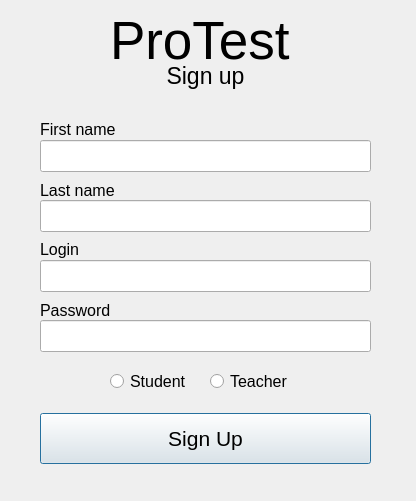
tushino-llc/ProTest, file src/qt/dialog1.ui: the form before one commit.
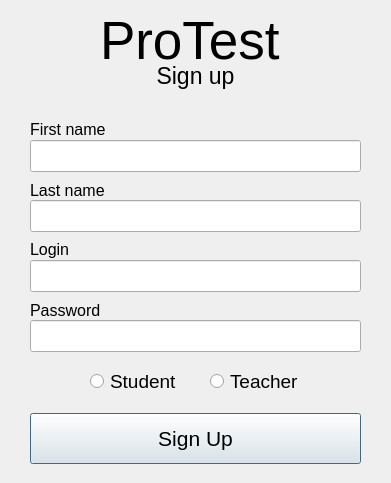
The form after the commit.

```diff
--- a/src/qt/dialog1.ui
+++ b/src/qt/dialog1.ui
@@ -6,17 +6,66 @@
    <rect>
     <x>0</x>
     <y>0</y>
-    <width>416</width>
-    <height>501</height>
+    <width>391</width>
+    <height>483</height>
    </rect>
   </property>
   <property name="windowTitle">
    <string>Dialog</string>
   </property>
+  <property name="sizeGripEnabled">
+   <bool>false</bool>
+  </property>
+  <widget class="QLineEdit" name="lineEdit_3">
+   <property name="geometry">
+    <rect>
+     <x>30</x>
+     <y>200</y>
+     <width>331</width>
+     <height>32</height>
+    </rect>
+   </property>
+  </widget>
+  <widget class="QRadioButton" name="radioButton_2">
+   <property name="geometry">
+    <rect>
+     <x>210</x>
+     <y>370</y>
+     <width>101</width>
+     <height>22</height>
+    </rect>
+   </property>
+   <property name="font">
+    <font>
+     <pointsize>14</pointsize>
+    </font>
+   </property>
+   <property name="text">
+    <string>Teacher</string>
+   </property>
+  </widget>
+  <widget class="QLabel" name="label_2">
+   <property name="geometry">
+    <rect>
+     <x>30</x>
+     <y>240</y>
+     <width>59</width>
+     <height>18</height>
+    </rect>
+   </property>
+   <property name="font">
+    <font>
+     <pointsize>12</pointsize>
+    </font>
+   </property>
+   <property name="text">
+    <string>Login</string>
+   </property>
+  </widget>
   <widget class="QLabel" name="label_4">
    <property name="geometry">
     <rect>
-     <x>110</x>
+     <x>100</x>
      <y>10</y>
      <width>191</width>
      <height>61</height>
@@ -31,10 +80,66 @@
     <string>ProTest</string>
    </property>
   </widget>
+  <widget class="QLabel" name="label_6">
+   <property name="geometry">
+    <rect>
+     <x>30</x>
+     <y>120</y>
+     <width>91</width>
+     <height>18</height>
+    </rect>
+   </property>
+   <property name="font">
+    <font>
+     <pointsize>12</pointsize>
+    </font>
+   </property>
+   <property name="text">
+    <string>First name</string>
+   </property>
+  </widget>
+  <widget class="QLineEdit" name="lineEdit_2">
+   <property name="geometry">
+    <rect>
+     <x>30</x>
+     <y>320</y>
+     <width>331</width>
+     <height>32</height>
+    </rect>
+   </property>
+  </widget>
+  <widget class="QLineEdit" name="lineEdit_4">
+   <property name="geometry">
+    <rect>
+     <x>30</x>
+     <y>140</y>
+     <width>331</width>
+     <height>32</height>
+    </rect>
+   </property>
+  </widget>
+  <widget class="QRadioButton" name="radioButton">
+   <property name="geometry">
+    <rect>
+     <x>90</x>
+     <y>370</y>
+     <width>101</width>
+     <height>22</height>
+    </rect>
+   </property>
+   <property name="font">
+    <font>
+     <pointsize>14</pointsize>
+    </font>
+   </property>
+   <property name="text">
+    <string>Student</string>
+   </property>
+  </widget>
   <widget class="QLabel" name="label">
    <property name="geometry">
     <rect>
-     <x>70</x>
+     <x>60</x>
      <y>50</y>
      <width>271</width>
      <height>51</height>
@@ -52,56 +157,10 @@
     <set>Qt::AlignCenter</set>
    </property>
   </widget>
-  <widget class="QLabel" name="label_3">
-   <property name="geometry">
-    <rect>
-     <x>40</x>
-     <y>300</y>
-     <width>81</width>
-     <height>20</height>
-    </rect>
-   </property>
-   <property name="font">
-    <font>
-     <pointsize>12</pointsize>
-    </font>
-   </property>
-   <property name="text">
-    <string>Password</string>
-   </property>
-  </widget>
-  <widget class="QLabel" name="label_2">
-   <property name="geometry">
-    <rect>
-     <x>40</x>
-     <y>240</y>
-     <width>59</width>
-     <height>18</height>
-    </rect>
-   </property>
-   <property name="font">
-    <font>
-     <pointsize>12</pointsize>
-    </font>
-   </property>
-   <property name="text">
-    <string>Login</string>
-   </property>
-  </widget>
-  <widget class="QLineEdit" name="lineEdit_2">
-   <property name="geometry">
-    <rect>
-     <x>40</x>
-     <y>320</y>
-     <width>331</width>
-     <height>32</height>
-    </rect>
-   </property>
-  </widget>
   <widget class="QLineEdit" name="lineEdit">
    <property name="geometry">
     <rect>
-     <x>40</x>
+     <x>30</x>
      <y>260</y>
      <width>331</width>
      <height>32</height>
@@ -111,7 +170,7 @@
   <widget class="QLabel" name="label_5">
    <property name="geometry">
     <rect>
-     <x>40</x>
+     <x>30</x>
      <y>180</y>
      <width>81</width>
      <height>20</height>
@@ -129,10 +188,10 @@
   <widget class="QLabel" name="label_6">
    <property name="geometry">
     <rect>
-     <x>40</x>
-     <y>120</y>
-     <width>91</width>
-     <height>18</height>
+     <x>30</x>
+     <y>300</y>
+     <width>81</width>
+     <height>20</height>
     </rect>
    </property>
    <property name="font">
@@ -141,69 +200,13 @@
     </font>
    </property>
    <property name="text">
-    <string>First name</string>
-   </property>
-  </widget>
-  <widget class="QLineEdit" name="lineEdit_3">
-   <property name="geometry">
-    <rect>
-     <x>40</x>
-     <y>200</y>
-     <width>331</width>
-     <height>32</height>
-    </rect>
-   </property>
-  </widget>
-  <widget class="QLineEdit" name="lineEdit_4">
-   <property name="geometry">
-    <rect>
-     <x>40</x>
-     <y>140</y>
-     <width>331</width>
-     <height>32</height>
-    </rect>
-   </property>
-  </widget>
-  <widget class="QRadioButton" name="radioButton">
-   <property name="geometry">
-    <rect>
-     <x>110</x>
-     <y>370</y>
-     <width>91</width>
-     <height>22</height>
-    </rect>
-   </property>
-   <property name="font">
-    <font>
-     <pointsize>12</pointsize>
-    </font>
-   </property>
-   <property name="text">
-    <string>Student</string>
-   </property>
-  </widget>
-  <widget class="QRadioButton" name="radioButton_2">
-   <property name="geometry">
-    <rect>
-     <x>210</x>
-     <y>370</y>
-     <width>91</width>
-     <height>22</height>
-    </rect>
-   </property>
-   <property name="font">
-    <font>
-     <pointsize>12</pointsize>
-    </font>
-   </property>
-   <property name="text">
-    <string>Teacher</string>
+    <string>Password</string>
    </property>
   </widget>
   <widget class="QPushButton" name="pushButton">
    <property name="geometry">
     <rect>
-     <x>40</x>
+     <x>30</x>
      <y>413</y>
      <width>331</width>
      <height>51</height>
```
Left out of the diff: 8 changed lines with no effect on the pictures.
